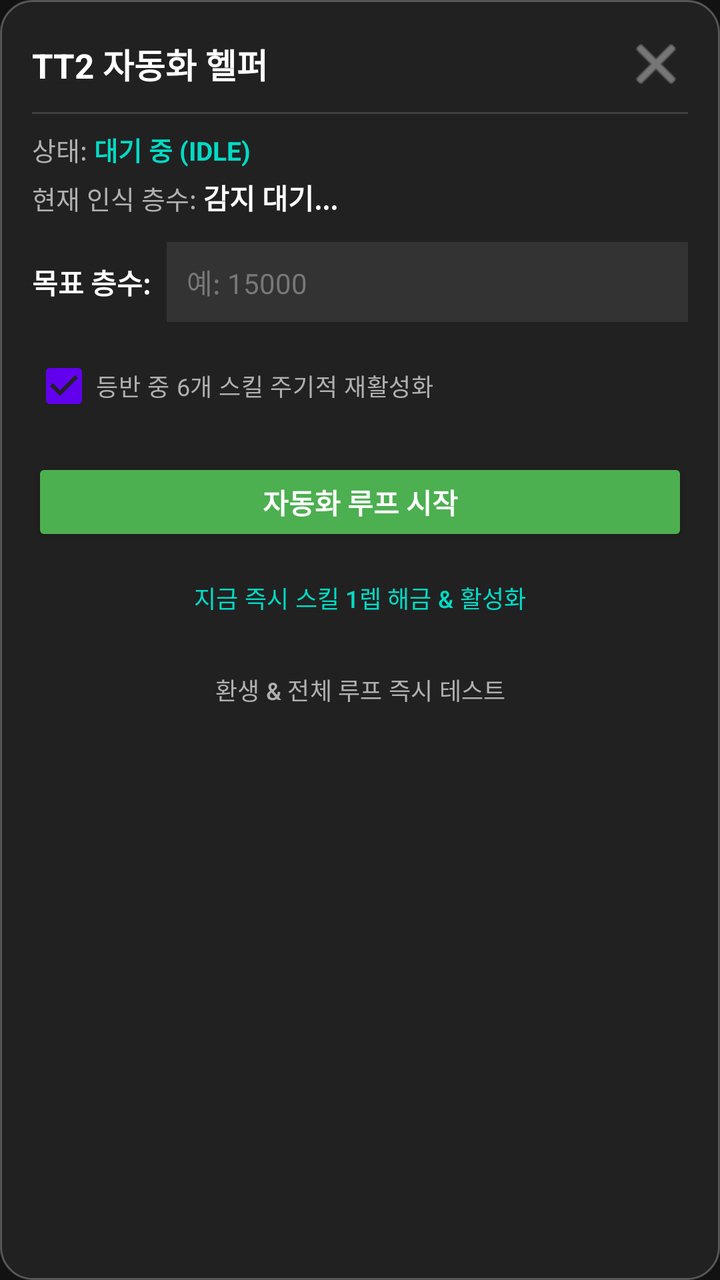
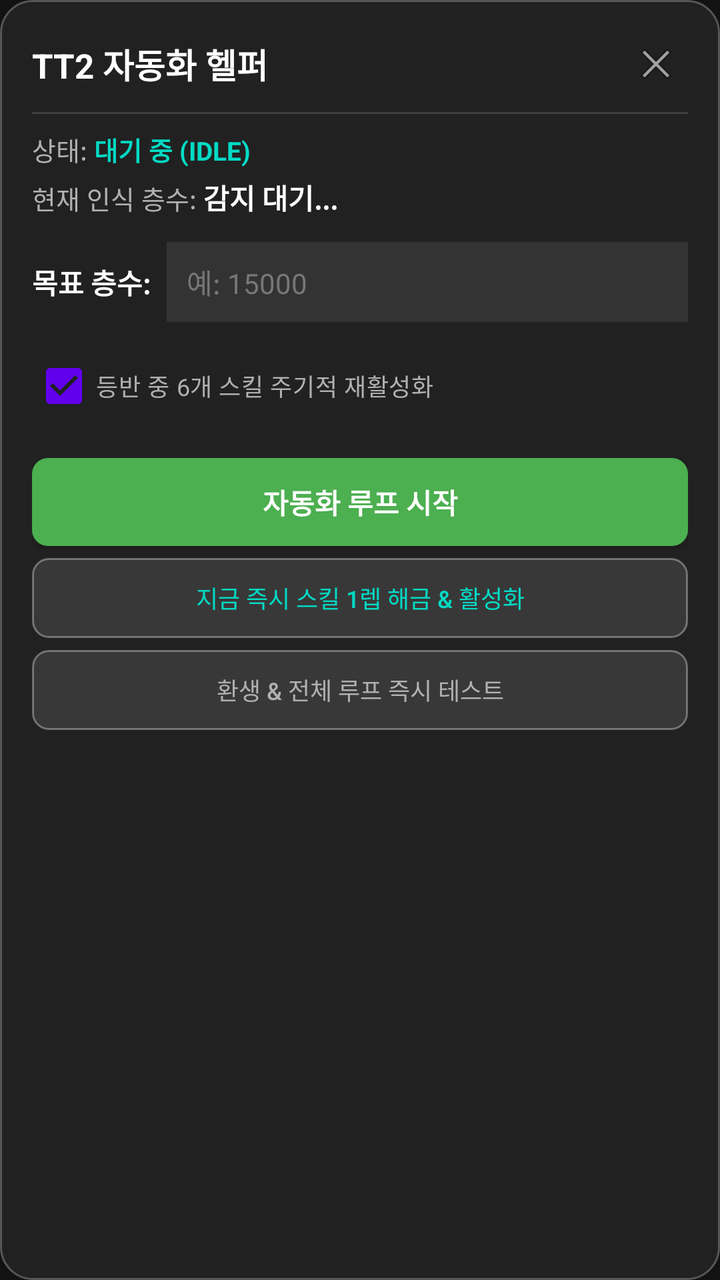

An Android layout rendered at two revisions. The XML below is the earlier revision; the diff shows what the commit changed to produce the second picture.
<!-- AndroidManifest.xml: application theme Theme.TapTitanHelper -->
<!-- res/layout/view_floating_panel.xml -->
<?xml version="1.0" encoding="utf-8"?>
<LinearLayout xmlns:android="http://schemas.android.com/apk/res/android"
    xmlns:app="http://schemas.android.com/apk/res-auto"
    android:layout_width="320dp"
    android:layout_height="wrap_content"
    android:background="@drawable/bg_card"
    android:elevation="8dp"
    android:orientation="vertical"
    android:padding="16dp">

    
    <LinearLayout
        android:layout_width="match_parent"
        android:layout_height="wrap_content"
        android:gravity="center_vertical"
        android:orientation="horizontal">

        <TextView
            android:layout_width="0dp"
            android:layout_height="wrap_content"
            android:layout_weight="1"
            android:text="TT2 자동화 헬퍼"
            android:textColor="@color/text_primary"
            android:textSize="17sp"
            android:textStyle="bold" />

        <ImageButton
            android:id="@+id/btnPanelClose"
            android:layout_width="32dp"
            android:layout_height="32dp"
            android:background="?attr/selectableItemBackgroundBorderless"
            android:contentDescription="Close"
            android:src="@android:drawable/ic_menu_close_clear_cancel"
            app:tint="@color/text_secondary" />
    </LinearLayout>

    <View
        android:layout_width="match_parent"
        android:layout_height="1dp"
        android:layout_marginVertical="8dp"
        android:background="#22FFFFFF" />

    
    <LinearLayout
        android:layout_width="match_parent"
        android:layout_height="wrap_content"
        android:orientation="horizontal">

        <TextView
            android:layout_width="wrap_content"
            android:layout_height="wrap_content"
            android:text="상태: "
            android:textColor="@color/text_secondary"
            android:textSize="13sp" />

        <TextView
            android:id="@+id/tvCurrentStatus"
            android:layout_width="0dp"
            android:layout_height="wrap_content"
            android:layout_weight="1"
            android:text="대기 중 (IDLE)"
            android:textColor="@color/accent"
            android:textSize="13sp"
            android:textStyle="bold" />
    </LinearLayout>

    <LinearLayout
        android:layout_width="match_parent"
        android:layout_height="wrap_content"
        android:layout_marginTop="4dp"
        android:orientation="horizontal">

        <TextView
            android:layout_width="wrap_content"
            android:layout_height="wrap_content"
            android:text="현재 인식 층수: "
            android:textColor="@color/text_secondary"
            android:textSize="13sp" />

        <TextView
            android:id="@+id/tvDetectedStage"
            android:layout_width="wrap_content"
            android:layout_height="wrap_content"
            android:text="감지 대기..."
            android:textColor="@color/text_primary"
            android:textSize="14sp"
            android:textStyle="bold" />
    </LinearLayout>

    
    <LinearLayout
        android:layout_width="match_parent"
        android:layout_height="wrap_content"
        android:layout_marginTop="12dp"
        android:gravity="center_vertical"
        android:orientation="horizontal">

        <TextView
            android:layout_width="wrap_content"
            android:layout_height="wrap_content"
            android:text="목표 층수:"
            android:textColor="@color/text_primary"
            android:textSize="14sp"
            android:textStyle="bold" />

        <EditText
            android:id="@+id/etTargetStage"
            android:layout_width="match_parent"
            android:layout_height="40dp"
            android:layout_marginStart="8dp"
            android:background="#333333"
            android:hint="예: 15000"
            android:inputType="number"
            android:paddingHorizontal="10dp"
            android:textColor="@color/text_primary"
            android:textColorHint="#777777"
            android:textSize="14sp" />
    </LinearLayout>

    
    <CheckBox
        android:id="@+id/cbAutoRecastSkills"
        android:layout_width="match_parent"
        android:layout_height="wrap_content"
        android:layout_marginTop="8dp"
        android:checked="true"
        android:text="등반 중 6개 스킬 주기적 재활성화"
        android:textColor="@color/text_secondary"
        android:textSize="12sp" />

    
    <LinearLayout
        android:layout_width="match_parent"
        android:layout_height="wrap_content"
        android:layout_marginTop="12dp"
        android:orientation="vertical">

        <Button
            android:id="@+id/btnToggleAutomation"
            android:layout_width="match_parent"
            android:layout_height="44dp"
            android:backgroundTint="@color/status_green"
            android:text="자동화 루프 시작"
            android:textColor="@color/text_primary"
            android:textStyle="bold" />

        <Button
            android:id="@+id/btnSkillSetupNow"
            style="@style/Widget.Material3.Button.OutlinedButton"
            android:layout_width="match_parent"
            android:layout_height="40dp"
            android:layout_marginTop="6dp"
            android:text="지금 즉시 스킬 1렙 해금 &amp; 활성화"
            android:textColor="@color/accent"
            android:textSize="12sp" />

        <Button
            android:id="@+id/btnManualTestLoop"
            style="@style/Widget.Material3.Button.OutlinedButton"
            android:layout_width="match_parent"
            android:layout_height="40dp"
            android:layout_marginTop="6dp"
            android:text="환생 &amp; 전체 루프 즉시 테스트"
            android:textColor="@color/text_secondary"
            android:textSize="12sp" />
    </LinearLayout>

</LinearLayout>
<!-- resources referenced by this layout -->
<resources>
  <color name="accent">#03DAC5</color>
  <color name="status_green">#4CAF50</color>
  <color name="text_primary">#FFFFFF</color>
  <color name="text_secondary">#B0B0B0</color>
  <!-- drawable bg_card (drawable) -->
  <?xml version="1.0" encoding="utf-8"?>
  <shape xmlns:android="http://schemas.android.com/apk/res/android"
      android:shape="rectangle">
      <solid android:color="#F0222222" />
      <stroke
          android:width="1dp"
          android:color="#44FFFFFF" />
      <corners android:radius="16dp" />
  </shape>
  <style name="Theme.TapTitanHelper" parent="Theme.Material3.Dark.NoActionBar">
          <item name="colorPrimary">@color/primary</item>
          <item name="colorPrimaryDark">@color/primary_dark</item>
          <item name="colorSecondary">@color/accent</item>
          <item name="android:windowBackground">@color/background</item>
          <item name="android:statusBarColor">@color/background</item>
      </style>
  <color name="primary">#6200EE</color>
  <color name="primary_dark">#3700B3</color>
  <color name="background">#121212</color>
</resources>

<!-- the commit's change to res/layout/view_floating_panel.xml (unified diff, before → after) -->
@@ -1,6 +1,5 @@
 <?xml version="1.0" encoding="utf-8"?>
 <LinearLayout xmlns:android="http://schemas.android.com/apk/res/android"
-    xmlns:app="http://schemas.android.com/apk/res-auto"
     android:layout_width="320dp"
     android:layout_height="wrap_content"
     android:background="@drawable/bg_card"
@@ -24,14 +23,15 @@
             android:textSize="17sp"
             android:textStyle="bold" />
 
-        <ImageButton
+        <ImageView
             android:id="@+id/btnPanelClose"
             android:layout_width="32dp"
             android:layout_height="32dp"
-            android:background="?attr/selectableItemBackgroundBorderless"
+            android:clickable="true"
+            android:focusable="true"
             android:contentDescription="Close"
-            android:src="@android:drawable/ic_menu_close_clear_cancel"
-            app:tint="@color/text_secondary" />
+            android:padding="4dp"
+            android:src="@android:drawable/ic_menu_close_clear_cancel" />
     </LinearLayout>
 
     <View
@@ -139,27 +139,27 @@
             android:id="@+id/btnToggleAutomation"
             android:layout_width="match_parent"
             android:layout_height="44dp"
-            android:backgroundTint="@color/status_green"
+            android:background="@drawable/bg_button_primary"
             android:text="자동화 루프 시작"
             android:textColor="@color/text_primary"
             android:textStyle="bold" />
 
         <Button
             android:id="@+id/btnSkillSetupNow"
-            style="@style/Widget.Material3.Button.OutlinedButton"
             android:layout_width="match_parent"
             android:layout_height="40dp"
             android:layout_marginTop="6dp"
+            android:background="@drawable/bg_button_outline"
             android:text="지금 즉시 스킬 1렙 해금 &amp; 활성화"
             android:textColor="@color/accent"
             android:textSize="12sp" />
 
         <Button
             android:id="@+id/btnManualTestLoop"
-            style="@style/Widget.Material3.Button.OutlinedButton"
             android:layout_width="match_parent"
             android:layout_height="40dp"
             android:layout_marginTop="6dp"
+            android:background="@drawable/bg_button_outline"
             android:text="환생 &amp; 전체 루프 즉시 테스트"
             android:textColor="@color/text_secondary"
             android:textSize="12sp" />
<!-- resource entries referenced after the edit -->
@@ -1,9 +1,23 @@
 <!-- resources referenced by this layout -->
 <resources>
   <color name="accent">#03DAC5</color>
-  <color name="status_green">#4CAF50</color>
   <color name="text_primary">#FFFFFF</color>
   <color name="text_secondary">#B0B0B0</color>
+  <!-- drawable bg_button_outline (drawable) -->
+  <?xml version="1.0" encoding="utf-8"?>
+  <shape xmlns:android="http://schemas.android.com/apk/res/android"
+      android:shape="rectangle">
+      <corners android:radius="8dp" />
+      <stroke android:width="1dp" android:color="#55FFFFFF" />
+      <solid android:color="#1AFFFFFF" />
+  </shape>
+  <!-- drawable bg_button_primary (drawable) -->
+  <?xml version="1.0" encoding="utf-8"?>
+  <shape xmlns:android="http://schemas.android.com/apk/res/android"
+      android:shape="rectangle">
+      <corners android:radius="8dp" />
+      <solid android:color="@color/status_green" />
+  </shape>
   <!-- drawable bg_card (drawable) -->
   <?xml version="1.0" encoding="utf-8"?>
   <shape xmlns:android="http://schemas.android.com/apk/res/android"
@@ -21,6 +35,7 @@
           <item name="android:windowBackground">@color/background</item>
           <item name="android:statusBarColor">@color/background</item>
       </style>
+  <color name="status_green">#4CAF50</color>
   <color name="primary">#6200EE</color>
   <color name="primary_dark">#3700B3</color>
   <color name="background">#121212</color>
